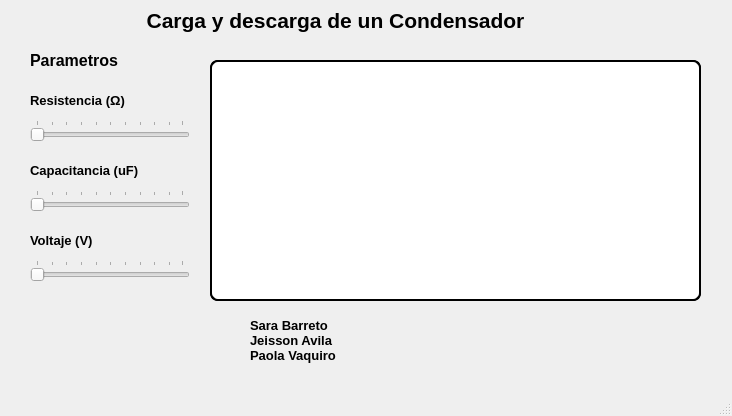
This is Taller_2/GUI_A4.ui in PvaquiroA/class_EP1 as Qt 5 draws it before an edit. The edited form follows.
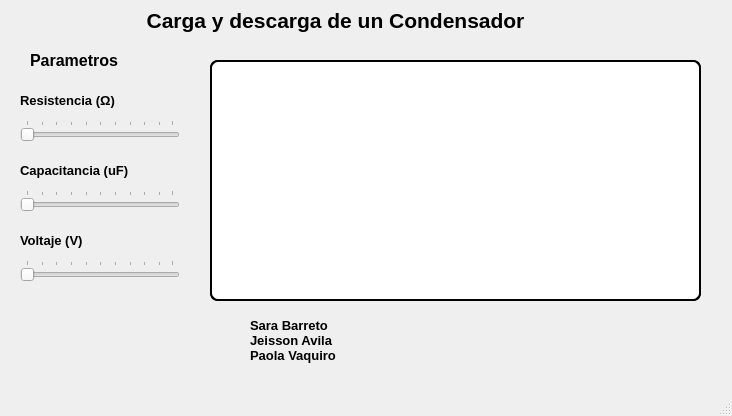
This is the edited form. Icons and pictures are not drawn.

Commit message: Actualizar GUI_A2, GUI_A4

Diff of the .ui file:
```diff
--- a/Taller_2/GUI_A4.ui
+++ b/Taller_2/GUI_A4.ui
@@ -72,7 +72,7 @@
    <widget class="QSlider" name="horizontalSlider">
     <property name="geometry">
      <rect>
-      <x>30</x>
+      <x>20</x>
       <y>120</y>
       <width>160</width>
       <height>22</height>
@@ -104,7 +104,7 @@
    <widget class="QSlider" name="horizontalSlider_2">
     <property name="geometry">
      <rect>
-      <x>30</x>
+      <x>20</x>
       <y>190</y>
       <width>160</width>
       <height>22</height>
@@ -127,7 +127,7 @@
    <widget class="QSlider" name="horizontalSlider_3">
     <property name="geometry">
      <rect>
-      <x>30</x>
+      <x>20</x>
       <y>260</y>
       <width>160</width>
       <height>22</height>
@@ -150,7 +150,7 @@
    <widget class="QLabel" name="label_4">
     <property name="geometry">
      <rect>
-      <x>30</x>
+      <x>20</x>
       <y>90</y>
       <width>101</width>
       <height>21</height>
@@ -170,7 +170,7 @@
    <widget class="QLabel" name="label_5">
     <property name="geometry">
      <rect>
-      <x>30</x>
+      <x>20</x>
       <y>160</y>
       <width>111</width>
       <height>21</height>
@@ -190,7 +190,7 @@
    <widget class="QLabel" name="label_6">
     <property name="geometry">
      <rect>
-      <x>30</x>
+      <x>20</x>
       <y>230</y>
       <width>101</width>
       <height>21</height>
```
Left out of the diff: 60 changed lines with no effect on the pictures. The commit also changes 2 other files.
